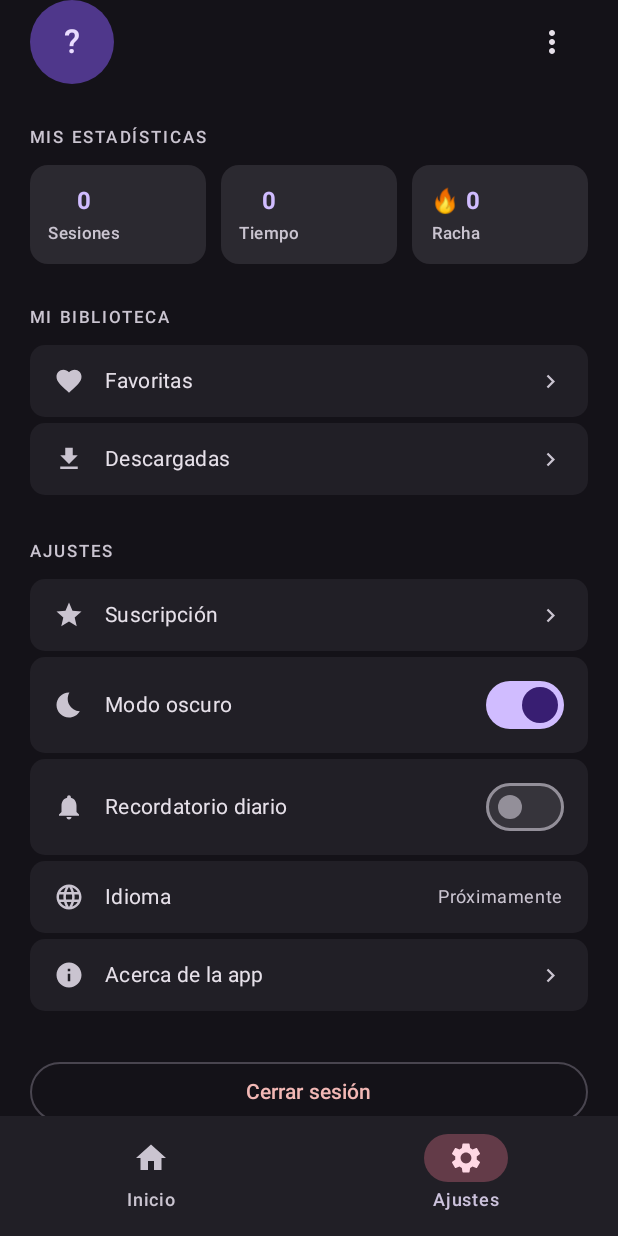
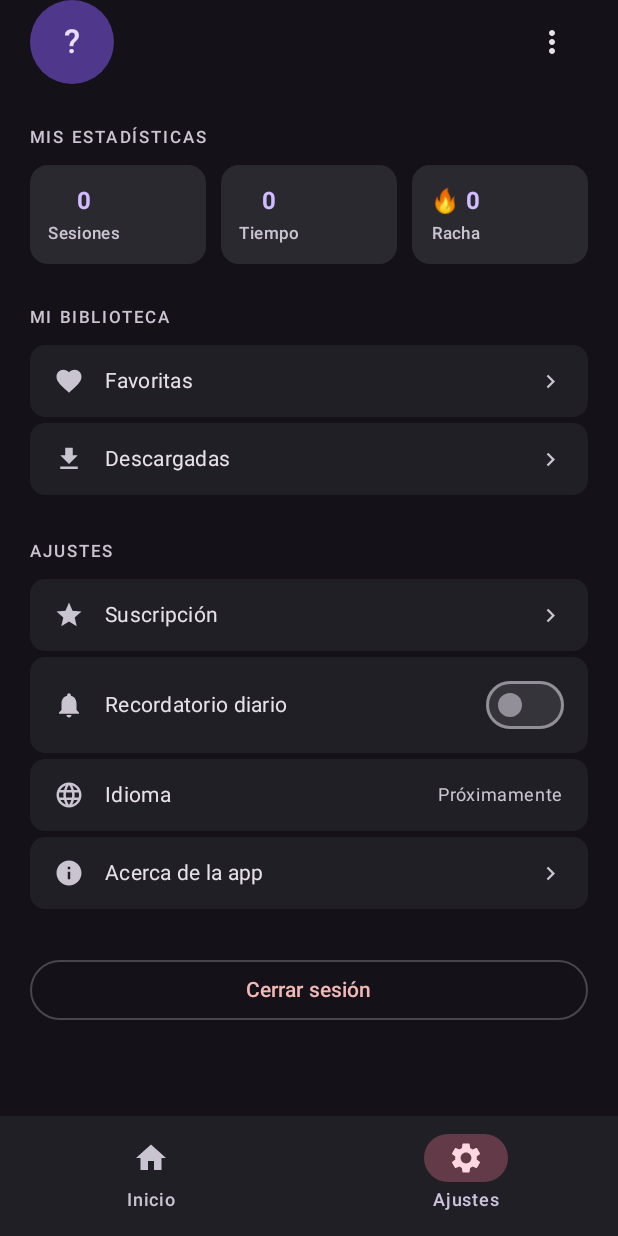
Before and after one commit to juanfai/estrella-de-belen, an Android app built with Jetpack Compose: the ProfileScreen screen opened through its navigation route, on a phone screen of 412 x 824 dp. Run offline under Robolectric (Android 15) with nearby library versions, the light colour scheme and no system bars; our stand-ins replace Firebase (no records; nobody signed in at launch, a user with empty details on screens opened directly).

Commit message:
solo dark mode

```diff
--- a/app/src/main/java/com/estrelladebelen/app/ui/MainActivity.kt
+++ b/app/src/main/java/com/estrelladebelen/app/ui/MainActivity.kt
@@ -5,26 +5,21 @@ import android.widget.Toast
 import androidx.activity.ComponentActivity
 import androidx.activity.compose.setContent
 import androidx.activity.enableEdgeToEdge
-import androidx.activity.viewModels
 import androidx.compose.runtime.LaunchedEffect
 import androidx.compose.runtime.getValue
 import androidx.lifecycle.compose.collectAsStateWithLifecycle
 import com.estrelladebelen.app.R
 import com.estrelladebelen.app.ui.navigation.AppNavGraph
-import com.estrelladebelen.app.ui.theme.AppThemeViewModel
 import com.estrelladebelen.app.ui.theme.EstrellaDeBelénTheme
 import com.estrelladebelen.app.util.NetworkMonitor
 
 class MainActivity : ComponentActivity() {
-
-    private val themeVm: AppThemeViewModel by viewModels()
 
     override fun onCreate(savedInstanceState: Bundle?) {
         super.onCreate(savedInstanceState)
         enableEdgeToEdge()
 
         setContent {
-            val isDark by themeVm.isDark.collectAsStateWithLifecycle()
             val isOnline by NetworkMonitor.observe(this)
                 .collectAsStateWithLifecycle(initialValue = true)
 
@@ -38,7 +33,7 @@ class MainActivity : ComponentActivity() {
                 }
             }
 
-            EstrellaDeBelénTheme(darkTheme = isDark) {
+            EstrellaDeBelénTheme(darkTheme = true) {
                 AppNavGraph()
             }
         }
--- a/app/src/main/java/com/estrelladebelen/app/ui/components/MeditationCard.kt
+++ b/app/src/main/java/com/estrelladebelen/app/ui/components/MeditationCard.kt
@@ -13,6 +13,7 @@ import androidx.compose.runtime.Composable
 import androidx.compose.ui.Alignment
 import androidx.compose.ui.Modifier
 import androidx.compose.ui.draw.rotate
+import androidx.compose.ui.graphics.Brush
 import androidx.compose.ui.graphics.Color
 import androidx.compose.ui.layout.ContentScale
 import androidx.compose.ui.res.stringResource
@@ -91,7 +92,11 @@ fun MeditationCard(
                             modifier = Modifier
                                 .requiredSize(width = 90.dp, height = 26.dp)
                                 .rotate(45f)
-                                .background(MaterialTheme.colorScheme.primary),
+                                .background(
+                                    brush = Brush.horizontalGradient(
+                                        colors = listOf(MaterialTheme.colorScheme.primary, MaterialTheme.colorScheme.primaryContainer)
+                                    )
+                                ),
                             contentAlignment = Alignment.Center
                         ) {
                             Text(
--- a/app/src/main/java/com/estrelladebelen/app/ui/screens/profile/ProfileScreen.kt
+++ b/app/src/main/java/com/estrelladebelen/app/ui/screens/profile/ProfileScreen.kt
@@ -24,11 +24,9 @@ import androidx.compose.ui.res.stringResource
 import androidx.compose.ui.text.font.FontWeight
 import androidx.compose.ui.unit.dp
 import androidx.core.content.ContextCompat
-import androidx.activity.ComponentActivity
 import androidx.lifecycle.compose.collectAsStateWithLifecycle
 import androidx.lifecycle.viewmodel.compose.viewModel
 import com.estrelladebelen.app.R
-import com.estrelladebelen.app.ui.theme.AppThemeViewModel
 import com.estrelladebelen.app.ui.theme.Moonbeam
 
 @OptIn(ExperimentalMaterial3Api::class)
@@ -38,11 +36,9 @@ fun ProfileScreen(
     onFavoritesClick: () -> Unit,
     onDownloadsClick: () -> Unit,
     onSubscriptionClick: () -> Unit,
-    viewModel: ProfileViewModel = viewModel(),
-    themeVm: AppThemeViewModel = viewModel(LocalContext.current as ComponentActivity)
+    viewModel: ProfileViewModel = viewModel()
 ) {
     val user by viewModel.userProfile.collectAsStateWithLifecycle()
-    val isDark by themeVm.isDark.collectAsStateWithLifecycle()
     val isSubscribed by viewModel.isSubscribed.collectAsStateWithLifecycle()
     val context = LocalContext.current
 
@@ -277,13 +273,6 @@ fun ProfileScreen(
         )
 
         ProfileToggleRow(
-            icon = if (isDark) Icons.Filled.Bedtime else Icons.Filled.WbSunny,
-            label = stringResource(R.string.settings_dark_mode),
-            checked = isDark,
-            onCheckedChange = { themeVm.toggle() }
-        )
-
-        ProfileToggleRow(
             icon = Icons.Filled.Notifications,
             label = stringResource(R.string.settings_notifications),
             checked = notificationsOn,
```
